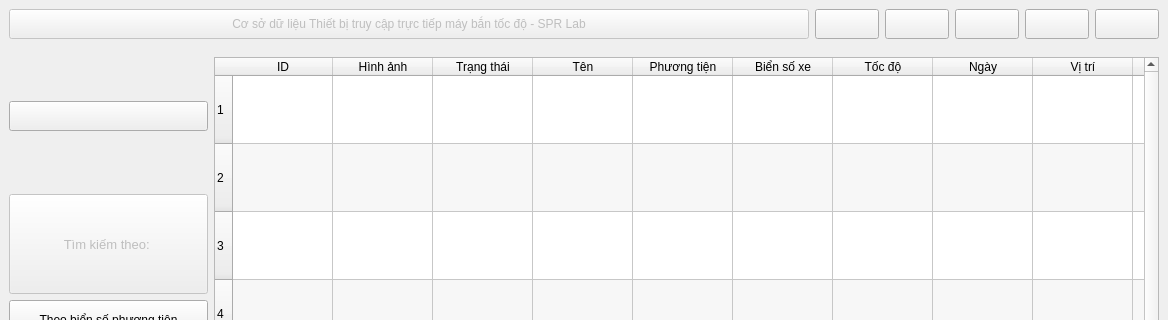
Before: the Qt Designer form new_search.ui in holy36/SPEEDCAM, drawn with Qt 5; both pictures show x 0 to 1168 and y 0 to 320 of the 1168 by 807 pixel window.
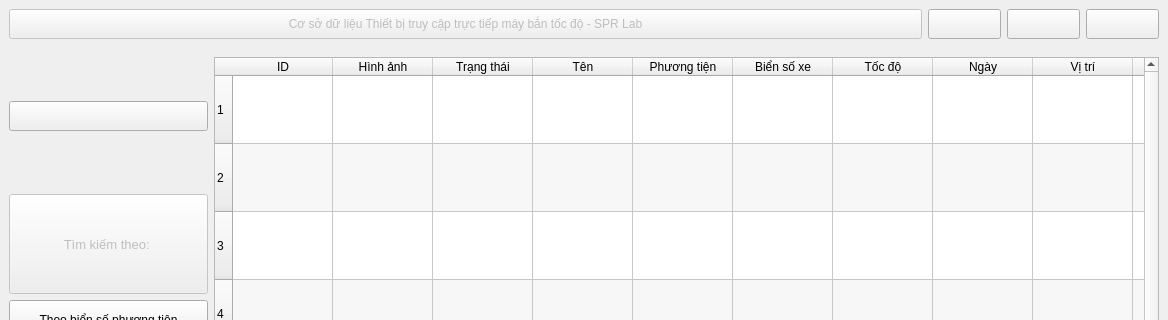
After: the same form once the commit is applied.

```diff
--- a/new_search.ui
+++ b/new_search.ui
@@ -21,7 +21,7 @@
        <number>0</number>
       </property>
       <item>
-       <layout class="QHBoxLayout" name="horizontalLayout_2" stretch="25,2,2,2,2,2">
+       <layout class="QHBoxLayout" name="horizontalLayout_2" stretch="25,2,2,2">
         <item>
          <widget class="QPushButton" name="bgroundsearch">
           <property name="enabled">
@@ -64,32 +64,6 @@
           </property>
          </widget>
         </item>
-        <item>
-         <widget class="QPushButton" name="minbuttonsearch">
-          <property name="minimumSize">
-           <size>
-            <width>40</width>
-            <height>30</height>
-           </size>
-          </property>
-          <property name="text">
-           <string/>
-          </property>
-         </widget>
-        </item>
-        <item>
-         <widget class="QPushButton" name="maxbuttonsearch">
-          <property name="minimumSize">
-           <size>
-            <width>40</width>
-            <height>30</height>
-           </size>
-          </property>
-          <property name="text">
-           <string/>
-          </property>
-         </widget>
-        </item>
         <item>
          <widget class="QPushButton" name="quitbuttonsearch">
           <property name="minimumSize">
```
